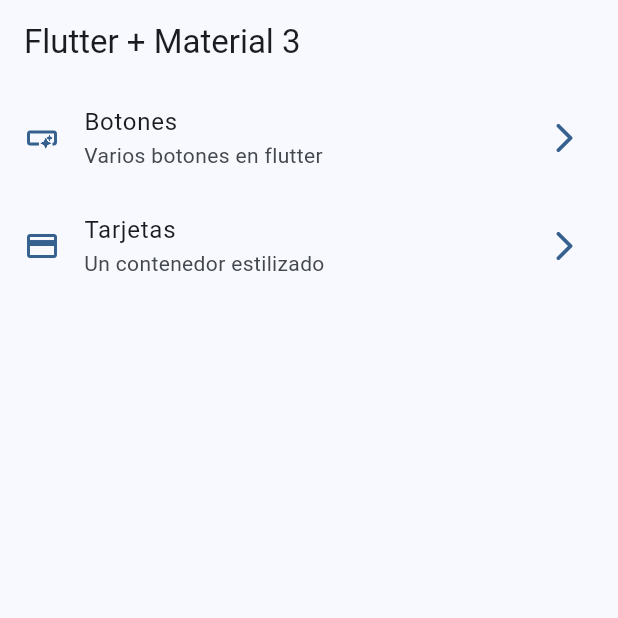
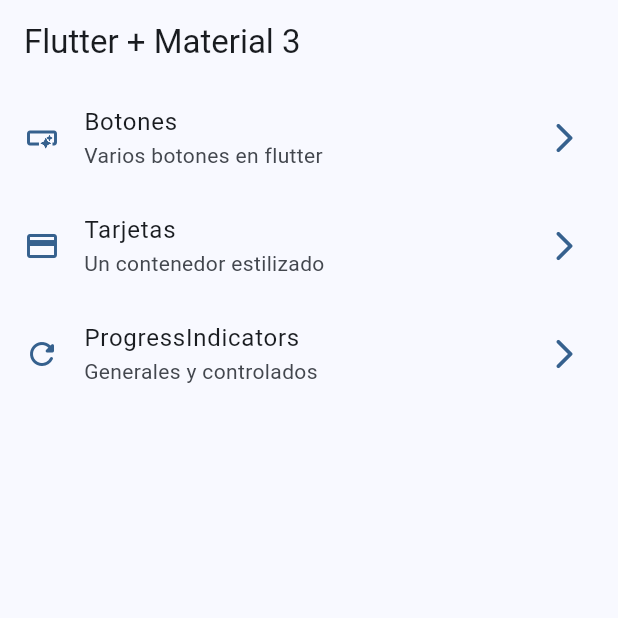
Before and after one commit to DaoCastro/widgets_app, a Flutter app: the screen it shows after launch, on a phone screen of 412 x 824 dp, the top half of it. Run offline on Flutter 3.47's test engine with Material 3 defaults, Android fonts, the phone set to English and light mode, and no system bars; our stand-ins replace go_router.

Commit message:
creation progressbar screen and use progress and linear indicator with stream

```diff
--- a/lib/config/menu/menu_items.dart
+++ b/lib/config/menu/menu_items.dart
@@ -25,4 +25,9 @@ const appMenuItem = <MenuItems>[
       subTitle: 'Un contenedor estilizado',
       link: '/cards',
       icon: Icons.credit_card),
+  MenuItems(
+      title: 'ProgressIndicators',
+      subTitle: 'Generales y controlados',
+      link: '/progress',
+      icon: Icons.refresh_rounded),
 ];
--- a/lib/config/router/app_router.dart
+++ b/lib/config/router/app_router.dart
@@ -16,5 +16,10 @@ final appRouter = GoRouter(initialLocation: '/', routes: [
     path: '/cards',
     name: CardsScreen.name,
     builder: (context, state) => const CardsScreen(),
+  ),
+  GoRoute(
+    path: '/progress',
+    name: CardsScreen.name,
+    builder: (context, state) => const CardsScreen(),
   )
 ]);
```
Also changed, not shown: lib/presentation/screens/progress/progress_screen.dart (+73 -1 lines).
